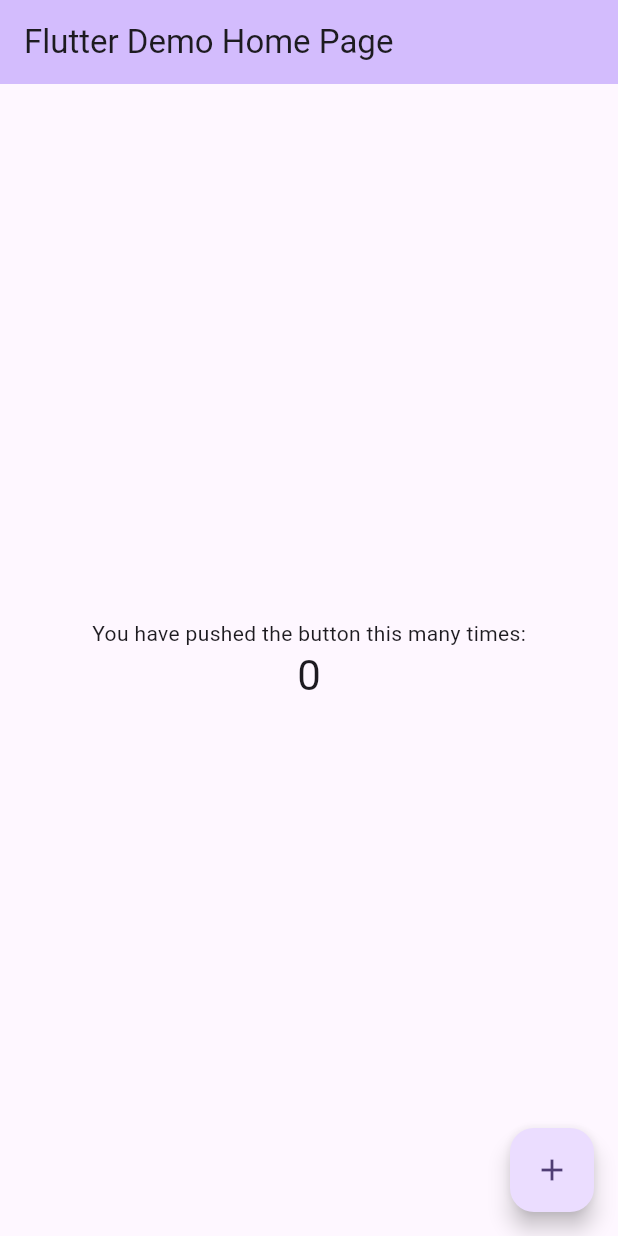
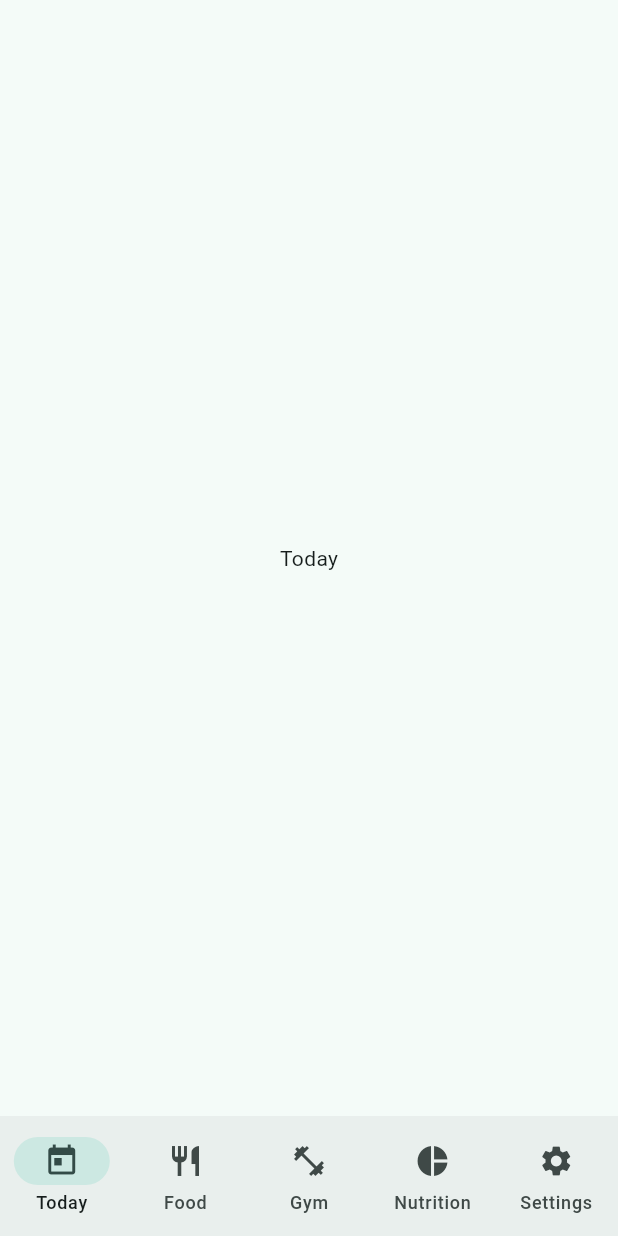
Before and after one commit to yobrody/health-hub, a Flutter app: the screen it shows after launch, on a phone screen of 412 x 824 dp. Run offline on Flutter 3.47's test engine with Material 3 defaults, Android fonts, the phone set to English and light mode, and no system bars; our stand-ins replace flutter_riverpod.

Commit message:
feat(app): root navigation shell
Co-Authored-By: Claude Opus 4.8 (1M context) <noreply@anthropic.com>

```diff
--- /dev/null
+++ b/app/lib/app.dart
@@ -0,0 +1,20 @@
+import 'package:flutter/material.dart';
+
+import 'nav/root_scaffold.dart';
+
+/// Root application widget.
+class HealthHubApp extends StatelessWidget {
+  const HealthHubApp({super.key});
+
+  @override
+  Widget build(BuildContext context) {
+    return MaterialApp(
+      title: 'Health Hub',
+      theme: ThemeData(
+        colorScheme: ColorScheme.fromSeed(seedColor: Colors.teal),
+        useMaterial3: true,
+      ),
+      home: const RootScaffold(),
+    );
+  }
+}
--- a/app/lib/main.dart
+++ b/app/lib/main.dart
@@ -1,122 +1,8 @@
 import 'package:flutter/material.dart';
+import 'package:flutter_riverpod/flutter_riverpod.dart';
+
+import 'app.dart';
 
 void main() {
-  runApp(const MyApp());
+  runApp(const ProviderScope(child: HealthHubApp()));
 }
-
-class MyApp extends StatelessWidget {
-  const MyApp({super.key});
-
-  // This widget is the root of your application.
-  @override
-  Widget build(BuildContext context) {
-    return MaterialApp(
-      title: 'Flutter Demo',
-      theme: ThemeData(
-        // This is the theme of your application.
-        //
-        // TRY THIS: Try running your application with "flutter run". You'll see
-        // the application has a purple toolbar. Then, without quitting the app,
-        // try changing the seedColor in the colorScheme below to Colors.green
-        // and then invoke "hot reload" (save your changes or press the "hot
-        // reload" button in a Flutter-supported IDE, or press "r" if you used
-        // the command line to start the app).
-        //
-        // Notice that the counter didn't reset back to zero; the application
-        // state is not lost during the reload. To reset the state, use hot
-        // restart instead.
-        //
-        // This works for code too, not just values: Most code changes can be
-        // tested with just a hot reload.
-        colorScheme: .fromSeed(seedColor: Colors.deepPurple),
-      ),
-      home: const MyHomePage(title: 'Flutter Demo Home Page'),
-    );
-  }
-}
-
-class MyHomePage extends StatefulWidget {
-  const MyHomePage({super.key, required this.title});
-
-  // This widget is the home page of your application. It is stateful, meaning
-  // that it has a State object (defined below) that contains fields that affect
-  // how it looks.
-
-  // This class is the configuration for the state. It holds the values (in this
-  // case the title) provided by the parent (in this case the App widget) and
-  // used by the build method of the State. Fields in a Widget subclass are
-  // always marked "final".
-
-  final String title;
-
-  @override
-  State<MyHomePage> createState() => _MyHomePageState();
-}
-
-class _MyHomePageState extends State<MyHomePage> {
-  int _counter = 0;
-
-  void _incrementCounter() {
-    setState(() {
-      // This call to setState tells the Flutter framework that something has
-      // changed in this State, which causes it to rerun the build method below
-      // so that the display can reflect the updated values. If we changed
-      // _counter without calling setState(), then the build method would not be
-      // called again, and so nothing would appear to happen.
-      _counter++;
-    });
-  }
-
-  @override
-  Widget build(BuildContext context) {
-    // This method is rerun every time setState is called, for instance as done
-    // by the _incrementCounter method above.
-    //
-    // The Flutter framework has been optimized to make rerunning build methods
-    // fast, so that you can just rebuild anything that needs updating rather
-    // than having to individually change instances of widgets.
-    return Scaffold(
-      appBar: AppBar(
-        // TRY THIS: Try changing the color here to a specific color (to
-        // Colors.amber, perhaps?) and trigger a hot reload to see the AppBar
-        // change color while the other colors stay the same.
-        backgroundColor: Theme.of(context).colorScheme.inversePrimary,
-        // Here we take the value from the MyHomePage object that was created by
-        // the App.build method, and use it to set our appbar title.
-        title: Text(widget.title),
-      ),
-      body: Center(
-        // Center is a layout widget. It takes a single child and positions it
-        // in the middle of the parent.
-        child: Column(
-          // Column is also a layout widget. It takes a list of children and
-          // arranges them vertically. By default, it sizes itself to fit its
-          // children horizontally, and tries to be as tall as its parent.
-          //
-          // Column has various properties to control how it sizes itself and
-          // how it positions its children. Here we use mainAxisAlignment to
-          // center the children vertically; the main axis here is the vertical
-          // axis because Columns are vertical (the cross axis would be
-          // horizontal).
-          //
-          // TRY THIS: Invoke "debug painting" (choose the "Toggle Debug Paint"
-          // action in the IDE, or press "p" in the console), to see the
-          // wireframe for each widget.
-          mainAxisAlignment: .center,
-          children: [
-            const Text('You have pushed the button this many times:'),
-            Text(
-              '$_counter',
-              style: Theme.of(context).textTheme.headlineMedium,
-            ),
-          ],
-        ),
-      ),
-      floatingActionButton: FloatingActionButton(
-        onPressed: _incrementCounter,
-        tooltip: 'Increment',
-        child: const Icon(Icons.add),
-      ),
-    );
-  }
-}
--- /dev/null
+++ b/app/lib/nav/root_scaffold.dart
@@ -0,0 +1,53 @@
+import 'package:flutter/material.dart';
+
+import '../pages/food_page.dart';
+import '../pages/gym_page.dart';
+import '../pages/nutrition_page.dart';
+import '../pages/settings_page.dart';
+import '../pages/today_page.dart';
+
+/// Root navigation shell: a bottom [NavigationBar] of 5 destinations
+/// switching an [IndexedStack] of placeholder pages.
+class RootScaffold extends StatefulWidget {
+  const RootScaffold({super.key});
+
+  @override
+  State<RootScaffold> createState() => _RootScaffoldState();
+}
+
+class _RootScaffoldState extends State<RootScaffold> {
+  int _selectedIndex = 0;
+
+  static const List<Widget> _pages = [
+    TodayPage(),
+    FoodPage(),
+    GymPage(),
+    NutritionPage(),
+    SettingsPage(),
+  ];
+
+  static const List<NavigationDestination> _destinations = [
+    NavigationDestination(icon: Icon(Icons.today), label: 'Today'),
+    NavigationDestination(icon: Icon(Icons.restaurant), label: 'Food'),
+    NavigationDestination(icon: Icon(Icons.fitness_center), label: 'Gym'),
+    NavigationDestination(icon: Icon(Icons.pie_chart), label: 'Nutrition'),
+    NavigationDestination(icon: Icon(Icons.settings), label: 'Settings'),
+  ];
+
+  @override
+  Widget build(BuildContext context) {
+    return Scaffold(
+      body: IndexedStack(
+        index: _selectedIndex,
+        children: _pages,
+      ),
+      bottomNavigationBar: NavigationBar(
+        selectedIndex: _selectedIndex,
+        onDestinationSelected: (index) {
+          setState(() => _selectedIndex = index);
+        },
+        destinations: _destinations,
+      ),
+    );
+  }
+}
--- /dev/null
+++ b/app/lib/pages/food_page.dart
@@ -0,0 +1,13 @@
+import 'package:flutter/material.dart';
+
+class FoodPage extends StatelessWidget {
+  const FoodPage({super.key});
+
+  @override
+  Widget build(BuildContext context) {
+    return const Scaffold(
+      key: Key('food-page'),
+      body: Center(child: Text('Food')),
+    );
+  }
+}
--- /dev/null
+++ b/app/lib/pages/gym_page.dart
@@ -0,0 +1,13 @@
+import 'package:flutter/material.dart';
+
+class GymPage extends StatelessWidget {
+  const GymPage({super.key});
+
+  @override
+  Widget build(BuildContext context) {
+    return const Scaffold(
+      key: Key('gym-page'),
+      body: Center(child: Text('Gym')),
+    );
+  }
+}
--- /dev/null
+++ b/app/lib/pages/nutrition_page.dart
@@ -0,0 +1,13 @@
+import 'package:flutter/material.dart';
+
+class NutritionPage extends StatelessWidget {
+  const NutritionPage({super.key});
+
+  @override
+  Widget build(BuildContext context) {
+    return const Scaffold(
+      key: Key('nutrition-page'),
+      body: Center(child: Text('Nutrition')),
+    );
+  }
+}
--- /dev/null
+++ b/app/lib/pages/settings_page.dart
@@ -0,0 +1,13 @@
+import 'package:flutter/material.dart';
+
+class SettingsPage extends StatelessWidget {
+  const SettingsPage({super.key});
+
+  @override
+  Widget build(BuildContext context) {
+    return const Scaffold(
+      key: Key('settings-page'),
+      body: Center(child: Text('Settings')),
+    );
+  }
+}
--- /dev/null
+++ b/app/lib/pages/today_page.dart
@@ -0,0 +1,13 @@
+import 'package:flutter/material.dart';
+
+class TodayPage extends StatelessWidget {
+  const TodayPage({super.key});
+
+  @override
+  Widget build(BuildContext context) {
+    return const Scaffold(
+      key: Key('today-page'),
+      body: Center(child: Text('Today')),
+    );
+  }
+}
```
Also changed, not shown: 2 other files.
